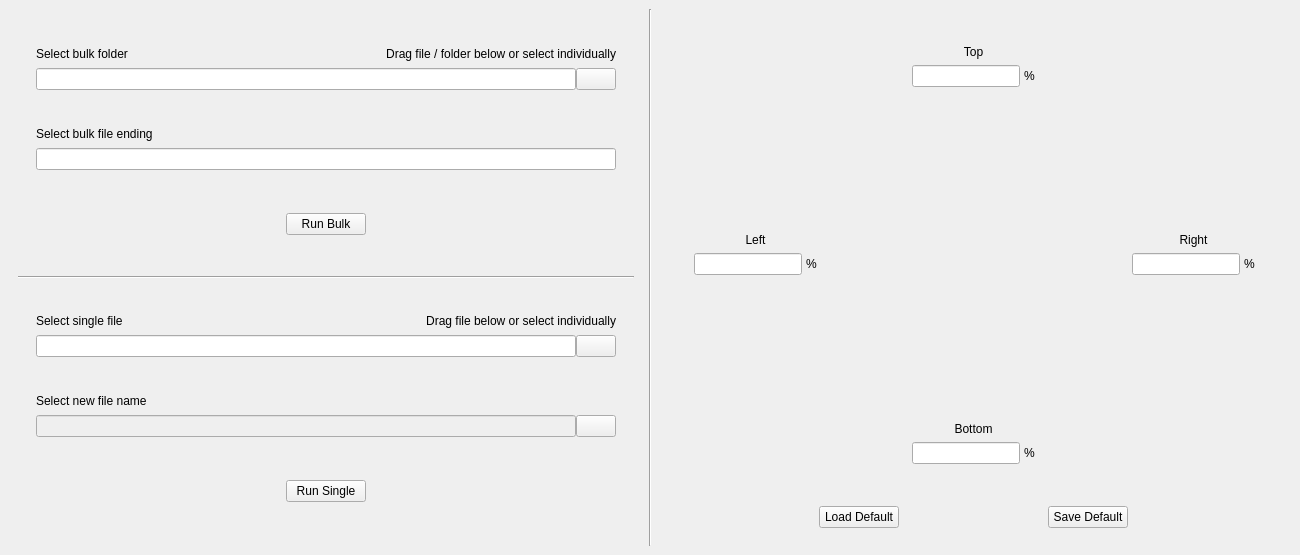
Qt form ui_files/main_window.ui (maromei/addnotespace) before a commit.
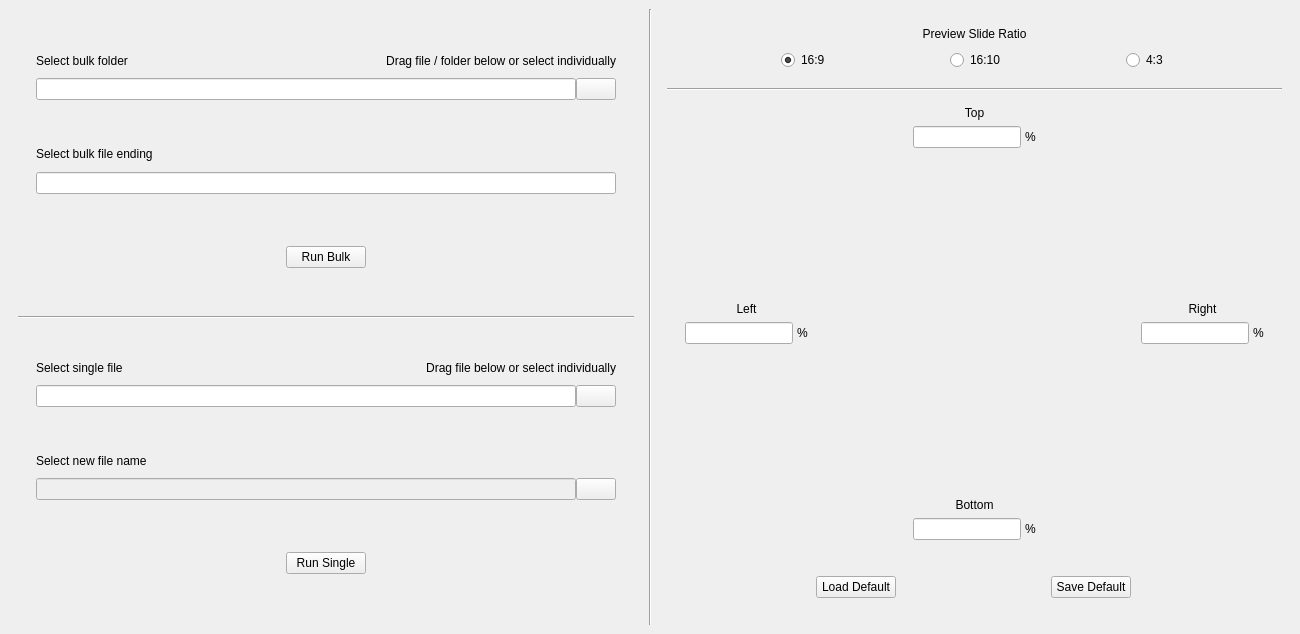
The same form after that commit. Custom widgets are drawn as their Qt base class.

Commit message: added preview ratio radio select

Diff of the .ui file:
```diff
--- a/ui_files/main_window.ui
+++ b/ui_files/main_window.ui
@@ -7,7 +7,7 @@
     <x>0</x>
     <y>0</y>
     <width>1300</width>
-    <height>555</height>
+    <height>634</height>
    </rect>
   </property>
   <property name="sizePolicy">
@@ -410,8 +410,14 @@
           </item>
           <item>
            <widget class="QWidget" name="single_run_container" native="true">
-            <layout class="QGridLayout" name="gridLayout_2">
-             <item row="0" column="0">
+            <property name="sizePolicy">
+             <sizepolicy hsizetype="Preferred" vsizetype="Preferred">
+              <horstretch>0</horstretch>
+              <verstretch>0</verstretch>
+             </sizepolicy>
+            </property>
+            <layout class="QHBoxLayout" name="horizontalLayout_17">
+             <item>
               <widget class="QPushButton" name="single_run_button">
                <property name="sizePolicy">
                 <sizepolicy hsizetype="Maximum" vsizetype="Maximum">
@@ -443,9 +449,140 @@
     <item>
      <widget class="QWidget" name="margin_select_container" native="true">
       <layout class="QVBoxLayout" name="verticalLayout_4">
+       <property name="spacing">
+        <number>0</number>
+       </property>
+       <property name="leftMargin">
+        <number>0</number>
+       </property>
+       <property name="topMargin">
+        <number>9</number>
+       </property>
+       <property name="rightMargin">
+        <number>0</number>
+       </property>
+       <property name="bottomMargin">
+        <number>0</number>
+       </property>
+       <item>
+        <widget class="QWidget" name="preview_ratio_select_container" native="true">
+         <property name="sizePolicy">
+          <sizepolicy hsizetype="Minimum" vsizetype="Maximum">
+           <horstretch>0</horstretch>
+           <verstretch>0</verstretch>
+          </sizepolicy>
+         </property>
+         <layout class="QVBoxLayout" name="verticalLayout_14">
+          <property name="spacing">
+           <number>0</number>
+          </property>
+          <property name="leftMargin">
+           <number>0</number>
+          </property>
+          <property name="topMargin">
+           <number>9</number>
+          </property>
+          <property name="rightMargin">
+           <number>0</number>
+          </property>
+          <property name="bottomMargin">
+           <number>9</number>
+          </property>
+          <item>
+           <widget class="QLabel" name="preview_ratio_select_label">
+            <property name="sizePolicy">
+             <sizepolicy hsizetype="Minimum" vsizetype="Maximum">
+              <horstretch>0</horstretch>
+              <verstretch>0</verstretch>
+             </sizepolicy>
+            </property>
+            <property name="text">
+             <string>Preview Slide Ratio</string>
+            </property>
+            <property name="alignment">
+             <set>Qt::AlignCenter</set>
+            </property>
+           </widget>
+          </item>
+          <item>
+           <widget class="QWidget" name="preview_ratio_radio_container" native="true">
+            <property name="sizePolicy">
+             <sizepolicy hsizetype="Minimum" vsizetype="Maximum">
+              <horstretch>0</horstretch>
+              <verstretch>0</verstretch>
+             </sizepolicy>
+            </property>
+            <layout class="QHBoxLayout" name="horizontalLayout_16">
+             <property name="bottomMargin">
+              <number>0</number>
+             </property>
+             <item>
+              <widget class="QRadioButton" name="radio_ratio_169">
+               <property name="sizePolicy">
+                <sizepolicy hsizetype="Maximum" vsizetype="Maximum">
+                 <horstretch>0</horstretch>
+                 <verstretch>0</verstretch>
+                </sizepolicy>
+               </property>
+               <property name="text">
+                <string>16:9</string>
+               </property>
+               <property name="checked">
+                <bool>true</bool>
+               </property>
+               <attribute name="buttonGroup">
+                <string notr="true">preview_ratio_button_group</string>
+               </attribute>
+              </widget>
+             </item>
+             <item>
+              <widget class="QRadioButton" name="radio_ratio_1610">
+               <property name="sizePolicy">
+                <sizepolicy hsizetype="Maximum" vsizetype="Maximum">
+                 <horstretch>0</horstretch>
+                 <verstretch>0</verstretch>
+                </sizepolicy>
+               </property>
+               <property name="text">
+                <string>16:10</string>
+               </property>
+               <attribute name="buttonGroup">
+                <string notr="true">preview_ratio_button_group</string>
+               </attribute>
+              </widget>
+             </item>
+             <item>
+              <widget class="QRadioButton" name="radio_ratio_43">
+               <property name="sizePolicy">
+                <sizepolicy hsizetype="Maximum" vsizetype="Maximum">
+                 <horstretch>0</horstretch>
+                 <verstretch>0</verstretch>
+                </sizepolicy>
+               </property>
+               <property name="text">
+                <string>4:3</string>
+               </property>
+               <attribute name="buttonGroup">
+                <string notr="true">preview_ratio_button_group</string>
+               </attribute>
+              </widget>
+             </item>
+            </layout>
+           </widget>
+          </item>
+         </layout>
+        </widget>
+       </item>
        <item>
         <widget class="QWidget" name="margin_form_container" native="true">
          <layout class="QVBoxLayout" name="verticalLayout_6">
+          <item>
+           <widget class="Line" name="line">
+            <property name="orientation">
+             <enum>Qt::Horizontal</enum>
+            </property>
+           </widget>
+          </item>
           <item>
            <widget class="QWidget" name="margin_form_container_top" native="true">
             <property name="sizePolicy">
@@ -455,6 +592,9 @@
              </sizepolicy>
             </property>
             <layout class="QHBoxLayout" name="horizontalLayout_3">
+             <property name="topMargin">
+              <number>9</number>
+             </property>
              <item>
               <widget class="QWidget" name="margin_form_container_top_1" native="true">
                <property name="sizePolicy">
@@ -474,6 +614,9 @@
                 </sizepolicy>
                </property>
                <layout class="QVBoxLayout" name="verticalLayout_7">
+                <property name="topMargin">
+                 <number>0</number>
+                </property>
                 <item>
                  <widget class="QLabel" name="margin_top_label">
                   <property name="text">
@@ -817,6 +960,9 @@
              </sizepolicy>
             </property>
             <layout class="QHBoxLayout" name="horizontalLayout_5">
+             <property name="bottomMargin">
+              <number>0</number>
+             </property>
              <item>
               <widget class="QWidget" name="margin_form_container_bot_1" native="true">
                <property name="sizePolicy">
@@ -836,6 +982,9 @@
                 </sizepolicy>
                </property>
                <layout class="QVBoxLayout" name="verticalLayout_9">
+                <property name="bottomMargin">
+                 <number>0</number>
+                </property>
                 <item>
                  <widget class="QLabel" name="margin_bot_label">
                   <property name="text">
@@ -933,6 +1082,18 @@
           </sizepolicy>
          </property>
          <layout class="QHBoxLayout" name="horizontalLayout_9">
+          <property name="leftMargin">
+           <number>9</number>
+          </property>
+          <property name="topMargin">
+           <number>27</number>
+          </property>
+          <property name="rightMargin">
+           <number>9</number>
+          </property>
+          <property name="bottomMargin">
+           <number>27</number>
+          </property>
           <item>
            <widget class="QPushButton" name="default_loader_load_button">
             <property name="sizePolicy">
```
Left out of the diff: 3 changed lines with no effect on the pictures. The commit also changes 4 other files.
